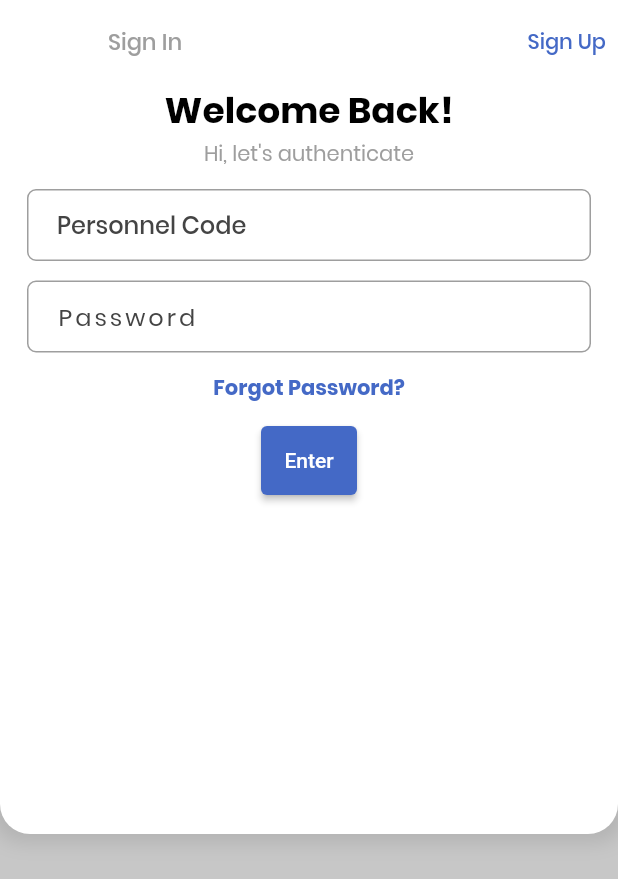
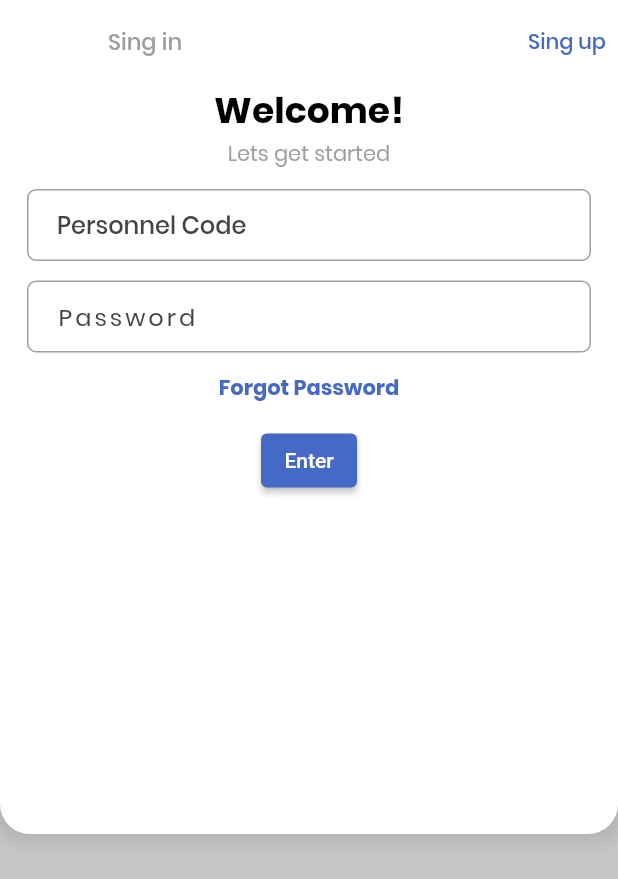
Before and after one commit to arrousta/ftm_service_app, a Flutter app: the SignInPage screen opened by its route, on a phone screen of 412 x 824 dp. Shown: the top 879 px of the screen. Run offline on Flutter 3.47's test engine with Material 2 defaults, Android fonts, the phone set to English and light mode, and no system bars; our stand-ins replace flutter_spinkit, page_transition, shared_preferences; accounts and stored records are empty; network calls fail.

Commit message:
Changed little code

```diff
--- a/lib/screens/panel_page.dart
+++ b/lib/screens/panel_page.dart
@@ -4,6 +4,7 @@ import 'package:flutter/material.dart';
 import 'package:ftm_service_app/constractor.dart';
 import 'package:ftm_service_app/screens/start_shift_page.dart';
 import 'package:intl/intl.dart';
+import 'package:intl/locale.dart';
 import 'package:page_transition/page_transition.dart';
 import 'package:shared_preferences/shared_preferences.dart';
 import '../icon_content.dart';
@@ -30,7 +31,7 @@ class _PanelPageState extends State<PanelPage> {
 
   void _getTime() {
     final String formattedTime =
-        DateFormat('kk : mm : ss').format(DateTime.now()).toString();
+        DateFormat('kk : mm').format(DateTime.now()).toString();
     setState(() {
       _timeString = formattedTime;
     });
@@ -60,7 +61,7 @@ class _PanelPageState extends State<PanelPage> {
     //Navigator.pushNamed(context, '/login');
     print("username deleted");
     Navigator.pushNamedAndRemoveUntil(
-        context, '/signin', ModalRoute.withName('/signin'));
+        context, '/home', ModalRoute.withName('/home'));
   }
 //*-*-*-*-*-*-*-*-*-*-*-*-*-*-*-*-*-*-*-*-*-*-*-*-*-*-*-*-*-*-*-*-*-*-*-*-*-*-*-
 
--- a/lib/screens/sing_in_page.dart
+++ b/lib/screens/sing_in_page.dart
@@ -13,6 +13,7 @@ import 'package:ftm_service_app/constractor.dart';
 import 'package:page_transition/page_transition.dart';
 import 'package:shared_preferences/shared_preferences.dart';
 
+import '../translations.dart';
 import 'sign_up_page.dart';
 
 class SignInPage extends StatefulWidget {
@@ -62,7 +63,7 @@ class _SignInPageState extends State<SignInPage> {
           appBar: AppBar(
             elevation: 0,
             backgroundColor: kWhite,
-            title: const Text('Sign In',
+            title: Text(Translations.of(context).text('sing_in'),
                 style: TextStyle(
                     color: Colors.grey, fontFamily: 'Poppins', fontSize: 15)),
             actions: <Widget>[
@@ -77,7 +78,7 @@ class _SignInPageState extends State<SignInPage> {
                             pageTitle: 'SignUpPage',
                           )));
                 },
-                child: const Text('Sign Up', style: kTextContrast),
+                child: Text(Translations.of(context).text('sing_up'), style: kTextContrast),
               )
             ],
           ),
@@ -92,11 +93,11 @@ class _SignInPageState extends State<SignInPage> {
                       mainAxisAlignment: MainAxisAlignment.start,
                       crossAxisAlignment: CrossAxisAlignment.center,
                       children: <Widget>[
-                        const Text('Welcome Back!', style: kHeader3),
-                        const Text('Hi, let\'s authenticate',
+                        Text(Translations.of(context).text('welcome_home'), style: kHeader3),
+                        Text(Translations.of(context).text('lets_get_start'),
                             style: taglineText),
-                        ftmPersonalCodeInput('Personnel Code'),
-                        ftmPasswordInput('Password'),
+                        ftmPersonalCodeInput(Translations.of(context).text('personnel_code')),
+                        ftmPasswordInput(Translations.of(context).text('password')),
                         TextButton(
                           onPressed: () {
                             //ToDo : Forgot Password onPressed Here ...
@@ -111,7 +112,7 @@ class _SignInPageState extends State<SignInPage> {
 //                             );
 //**********************************************************************************************************
                           },
-                          child: const Text('Forgot Password?',
+                          child: Text(Translations.of(context).text('forgot_password'),
                               style: kTextBoldContrast),
                         ),
                         ElevatedButton(
@@ -135,19 +136,13 @@ class _SignInPageState extends State<SignInPage> {
                                   _handleSubmitted(name);
                                   Navigator.pushReplacement(
                                     context,
+                                    //Alireza : go to panel page
                                     PageTransition(
-                                      type: PageTransitionType.rightToLeft,
-                                      child: LoadingPage(
-                                        operatorName: name,
-                                      )
+                                        type: PageTransitionType.rightToLeft,
+                                        child: PanelPage(
+                                          operator: name,
+                                        )
                                     ),
-                                    //Alireza : go to panel page
-                                    // PageTransition(
-                                    //     type: PageTransitionType.rightToLeft,
-                                    //     child: PanelPage(
-                                    //       operator: name,
-                                    //     )
-                                    // ),
                                   );
                                 }
                               }).catchError((_) {
@@ -157,10 +152,10 @@ class _SignInPageState extends State<SignInPage> {
                               });
                             });
                           },
-                          child: const Text("Enter"),
+                          child: Text(Translations.of(context).text("enter")),
                           style: ElevatedButton.styleFrom(
                             primary: kPrimaryColor,
-                            padding: const EdgeInsets.all(15),
+                            padding: const EdgeInsets.all(8),
                           ),
                         ),
                       ],
```
Also changed, not shown: lib/landing.dart (+10 -2 lines), lib/screens/dispenser_page.dart (+13 -5 lines).
